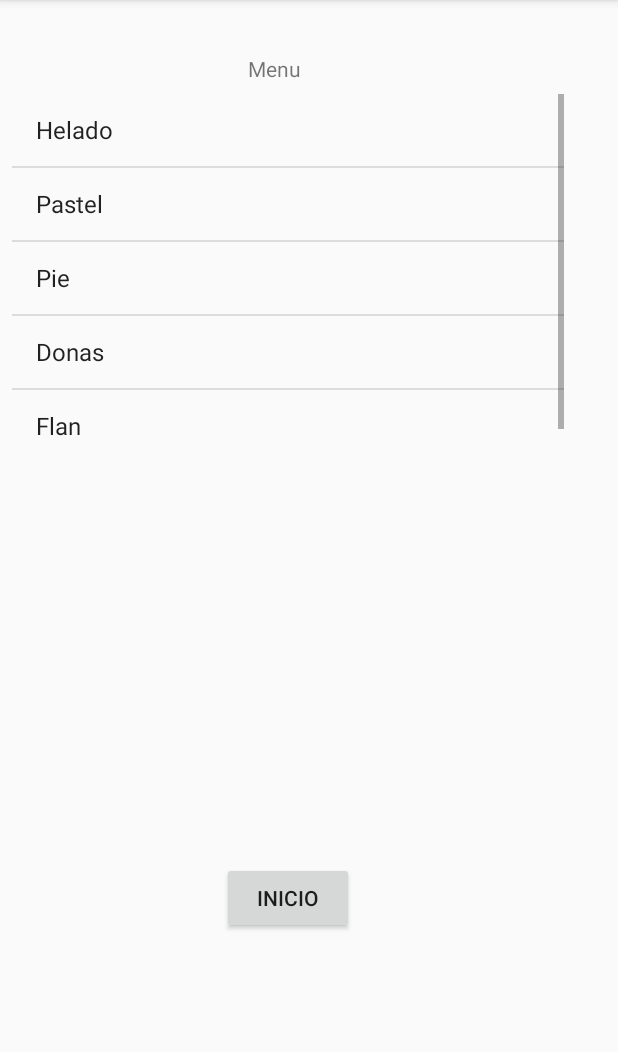
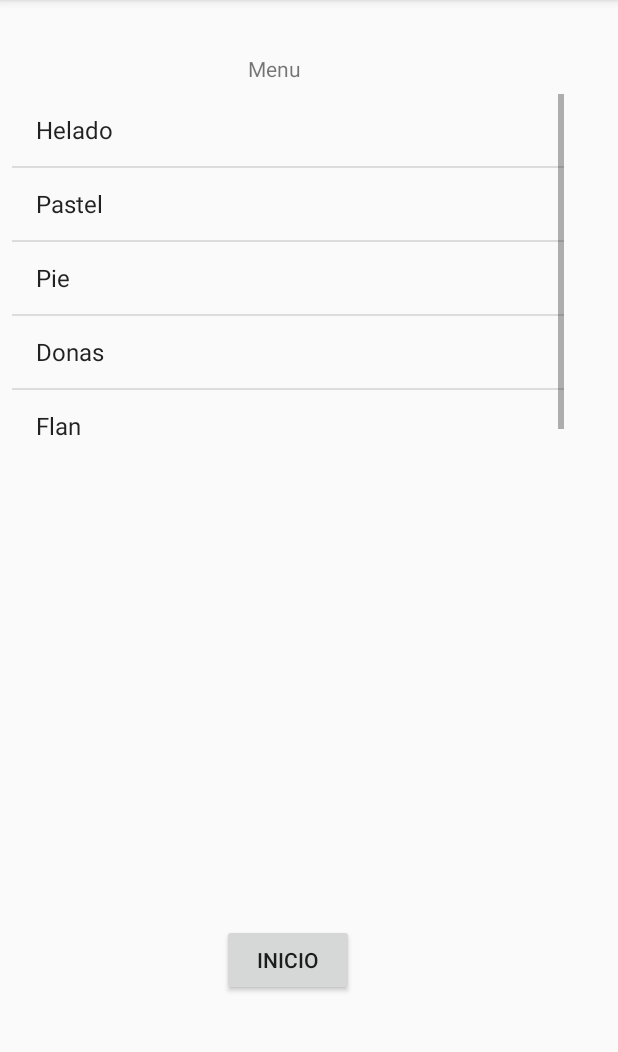
Before and after one commit to Crismaria11/PlataformasMoviles, an Android app: the screen it shows after launch (Activity1), after a tap on "MOSTRAR MENU", on a phone screen of 412 x 824 dp, the part 84-1136 px from its top. Run offline under Robolectric (Android 15) with nearby library versions, the phone set to English and light mode, and no system bars.

Commit message:
Ultimos cambios posibles

```diff
--- a/Laboratorio#2/app/src/main/java/com/example/cristinabautista/lab2/Activity.kt
+++ b/Laboratorio#2/app/src/main/java/com/example/cristinabautista/lab2/Activity.kt
@@ -17,7 +17,7 @@ class Activity : AppCompatActivity() {
         }
 
         val buttonShowPedido = findViewById<Button>(R.id.button2)
-        buttonShowPedido.setOnClickListener{val intent = Intent(this, Activity1::class.java)
+        buttonShowPedido.setOnClickListener{val intent = Intent(this, Activity2::class.java)
             startActivity(intent)
         }
 
--- a/Laboratorio#2/app/src/main/java/com/example/cristinabautista/lab2/Activity1.kt
+++ b/Laboratorio#2/app/src/main/java/com/example/cristinabautista/lab2/Activity1.kt
@@ -3,9 +3,7 @@ package com.example.cristinabautista.lab2
 import android.content.Intent
 import android.support.v7.app.AppCompatActivity
 import android.os.Bundle
-import android.widget.ArrayAdapter
-import android.widget.Button
-import android.widget.ListView
+import android.widget.*
 
 class Activity1 : AppCompatActivity() {
 
@@ -15,20 +13,35 @@ class Activity1 : AppCompatActivity() {
 
         val lista: ListView = findViewById<ListView>(R.id.foodLIst)
 
-        var foodList = ArrayList<String>()
+        val foodList = arrayOf("Helado", "Pastel", "Pie", "Donas", "Flan")/*<String>()
         foodList.add("Helado")
         foodList.add("Pastel")
         foodList.add("Pie")
         foodList.add("Donas")
-        foodList.add("Flan")
+        foodList.add("Flan")*/
 
-        val ArrayAdapter = ArrayAdapter(this, android.R.layout.simple_list_item_1, foodList)
+        /*val ArrayAdapter = ArrayAdapter<String>(this, android.R.layout.simple_list_item_1, foodList)*/
 
-        lista.adapter = ArrayAdapter
+        /*lista.adapter = ArrayAdapter*/
+
+        val adapter: ArrayAdapter<String> = ArrayAdapter<String>(this, android.R.layout.simple_list_item_1, foodList)
+        lista.adapter = adapter
 
         val buttonShowHome = findViewById<Button>(R.id.button3)
         buttonShowHome.setOnClickListener{val intent = Intent(this, Activity::class.java)
             startActivity(intent)
         }
+
+        lista.isClickable = true
+
+        lista.onItemClickListener = AdapterView.OnItemClickListener{ arg0, arg1, position, arg3 ->
+            val r: MenuOrderImp = (this.application as MyApplication).getOrder()
+            r.add(foodList.get(position))
+
+            val mensaje: Toast = Toast.makeText(applicationContext,"Acabas de agregar: " +foodList.get(position)+ " a tu bella orden", Toast.LENGTH_LONG)
+            mensaje.show()
+        }
+
+
     }
 }
--- a/Laboratorio#2/app/src/main/res/layout/activity_1.xml
+++ b/Laboratorio#2/app/src/main/res/layout/activity_1.xml
@@ -27,6 +27,6 @@
             android:layout_height="wrap_content"
             android:id="@+id/button3"
             app:layout_constraintStart_toStartOf="parent"
-            android:layout_marginLeft="148dp" android:layout_marginStart="148dp" android:layout_marginBottom="145dp"
+            android:layout_marginLeft="148dp" android:layout_marginStart="148dp" android:layout_marginBottom="104dp"
             app:layout_constraintBottom_toBottomOf="parent"/>
 </android.support.constraint.ConstraintLayout>
--- a/Laboratorio#2/app/src/main/res/layout/activity_2.xml
+++ b/Laboratorio#2/app/src/main/res/layout/activity_2.xml
@@ -13,12 +13,12 @@
             android:layout_height="wrap_content"
             android:id="@+id/Pedidos" app:layout_constraintTop_toTopOf="parent"
             android:layout_marginTop="49dp" app:layout_constraintStart_toStartOf="parent"
-            android:layout_marginLeft="163dp" android:layout_marginStart="163dp"/>
+            android:layout_marginLeft="163dp" android:layout_marginStart="163dp" android:textSize="24sp"/>
     <ListView
             android:layout_width="368dp"
             android:layout_height="206dp" android:layout_marginTop="8dp"
             app:layout_constraintTop_toBottomOf="@+id/Pedidos" app:layout_constraintStart_toStartOf="parent"
-            android:layout_marginLeft="8dp" android:layout_marginStart="8dp"/>
+            android:layout_marginLeft="8dp" android:layout_marginStart="8dp" android:id="@+id/nueva"/>
     <Button
             android:text="Limpiar Pedido "
             android:layout_width="wrap_content"
```
Also changed, not shown: Laboratorio#2/app/src/main/java/com/example/cristinabautista/lab2/Activity2.kt (+16 -0 lines), Laboratorio#2/app/src/main/java/com/example/cristinabautista/lab2/MyApplication.kt (+12 -2 lines).
